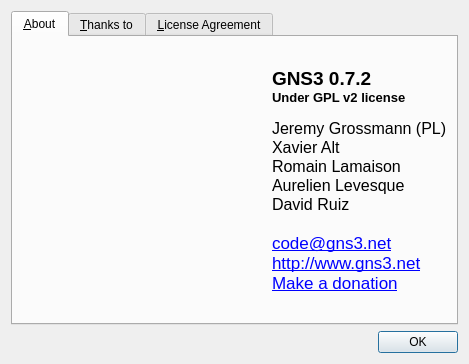
Before: the Qt Designer form src/GNS3/Ui/Form_About.ui in GNS3/gns3-legacy, drawn with Qt 5.
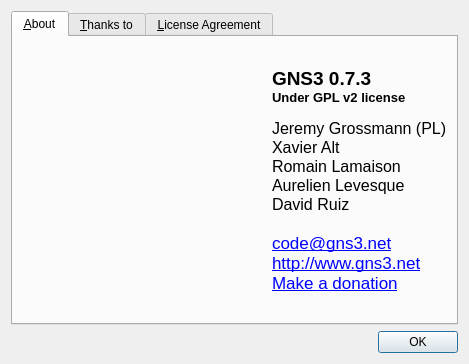
After: the same form once the commit is applied. Icons and pictures are not drawn.

Diff of the .ui file:
```diff
--- a/src/GNS3/Ui/Form_About.ui
+++ b/src/GNS3/Ui/Form_About.ui
@@ -71,7 +71,7 @@
 &lt;html&gt;&lt;head&gt;&lt;meta name=&quot;qrichtext&quot; content=&quot;1&quot; /&gt;&lt;style type=&quot;text/css&quot;&gt;
 p, li { white-space: pre-wrap; }
 &lt;/style&gt;&lt;/head&gt;&lt;body style=&quot; font-family:'Lucida Grande'; font-size:13pt; font-weight:400; font-style:normal;&quot;&gt;
-&lt;p style=&quot; margin-top:0px; margin-bottom:0px; margin-left:0px; margin-right:0px; -qt-block-indent:0; text-indent:0px;&quot;&gt;&lt;span style=&quot; font-family:'Sans Serif'; font-size:14pt; font-weight:600;&quot;&gt;GNS3 0.7.2&lt;/span&gt;&lt;/p&gt;
+&lt;p style=&quot; margin-top:0px; margin-bottom:0px; margin-left:0px; margin-right:0px; -qt-block-indent:0; text-indent:0px;&quot;&gt;&lt;span style=&quot; font-family:'Sans Serif'; font-size:14pt; font-weight:600;&quot;&gt;GNS3 0.7.3&lt;/span&gt;&lt;/p&gt;
 &lt;p style=&quot; margin-top:0px; margin-bottom:0px; margin-left:0px; margin-right:0px; -qt-block-indent:0; text-indent:0px;&quot;&gt;&lt;span style=&quot; font-family:'Sans Serif'; font-size:10pt; font-weight:600;&quot;&gt;Under GPL v2 license&lt;/span&gt;&lt;/p&gt;
 &lt;p style=&quot;-qt-paragraph-type:empty; margin-top:0px; margin-bottom:0px; margin-left:0px; margin-right:0px; -qt-block-indent:0; text-indent:0px; font-family:'Sans Serif'; font-size:9pt; font-weight:600;&quot;&gt;&lt;/p&gt;
 &lt;p style=&quot; margin-top:0px; margin-bottom:0px; margin-left:0px; margin-right:0px; -qt-block-indent:0; text-indent:0px;&quot;&gt;&lt;span style=&quot; font-family:'Sans Serif'; font-size:12pt;&quot;&gt;Jeremy Grossmann (PL)&lt;/span&gt;&lt;/p&gt;
```
